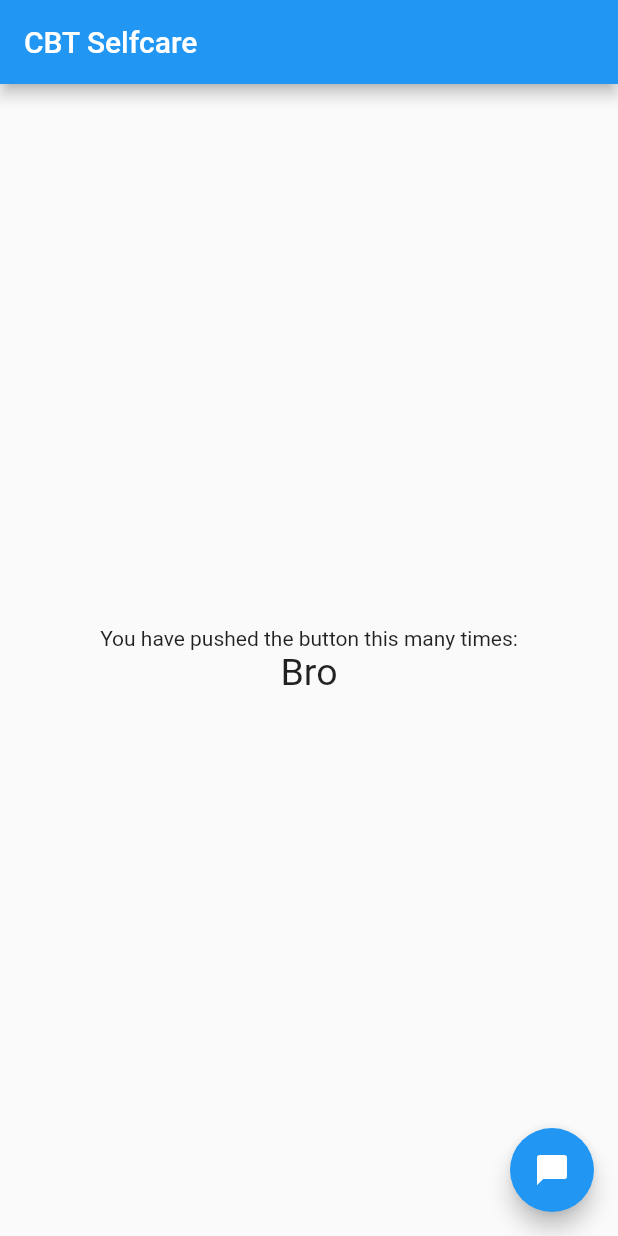
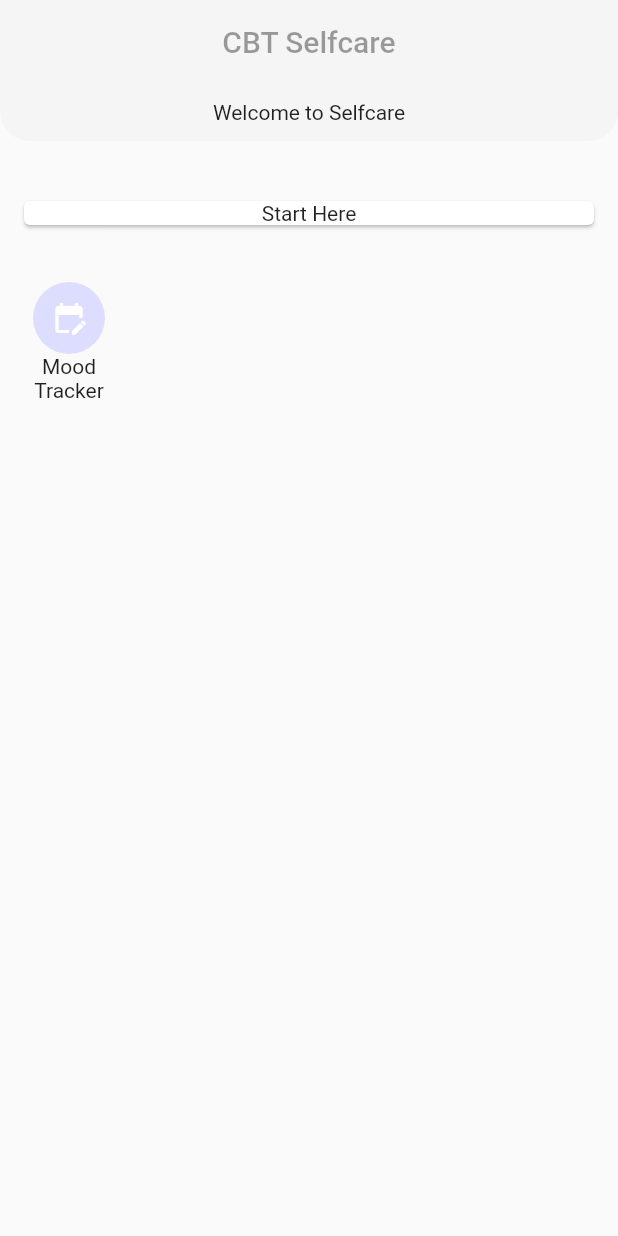
Before and after one commit to Octavius8/CBTSelfcare, a Flutter app: the screen it shows after launch, on a phone screen of 412 x 824 dp. Run offline on Flutter 3.47's test engine with Material 2 defaults, Android fonts, the phone set to English and light mode, and no system bars; our stand-ins replace flutter_chat_types, flutter_chat_ui.

Commit message:
Initial UI Changes

```diff
--- /dev/null
+++ b/lib/config/theme_info.dart
@@ -0,0 +1,7 @@
+import 'package:flutter/material.dart';
+
+class ThemeInfo {
+  static const Color primary_color = Color(0xFFddddff);
+
+  static const double size_card_padding = 12;
+}
--- a/lib/main.dart
+++ b/lib/main.dart
@@ -1,5 +1,6 @@
 import 'package:flutter/material.dart';
 import 'moodtracker.dart';
+import 'config/theme_info.dart';
 
 void main() => runApp(MyApp());
 
@@ -41,48 +42,88 @@ class _MyHomePageState extends State<MyHomePage> {
 
   @override
   Widget build(BuildContext context) {
-    // This method is rerun every time setState is called, for instance as done
-    // by the _incrementCounter method above.
-    //
-    // The Flutter framework has been optimized to make rerunning build methods
-    // fast, so that you can just rebuild anything that needs updating rather
-    // than having to individually change instances of widgets.
     return Scaffold(
       appBar: AppBar(
+        elevation: 0,
+        bottomOpacity: 0.0,
+        backgroundColor: Colors.grey[100],
+        foregroundColor: Colors.black38,
+        centerTitle: true,
         // Here we take the value from the MyHomePage object that was created by
         // the App.build method, and use it to set our appbar title.
         title: Text('CBT Selfcare'),
       ),
-      body: Center(
-        // Center is a layout widget. It takes a single child and positions it
-        // in the middle of the parent.
-        child: Column(
-          // Column is also a layout widget. It takes a list of children and
-          // arranges them vertically. By default, it sizes itself to fit its
-          // children horizontally, and tries to be as tall as its parent.
-          //
-          // Column has various properties to control how it sizes itself and
-          // how it positions its children. Here we use mainAxisAlignment to
-          // center the children vertically; the main axis here is the vertical
-          // axis because Columns are vertical (the cross axis would be
-          // horizontal).
-          mainAxisAlignment: MainAxisAlignment.center,
-          children: <Widget>[
-            Text(
-              'You have pushed the button this many times:',
-            ),
-            Text(
-              'Bro',
-              style: TextStyle(fontSize: 25),
-            ),
-          ],
-        ),
-      ),
-      floatingActionButton: FloatingActionButton(
+      body: Column(children: [
+        Container(
+            padding: EdgeInsets.all(10),
+            decoration: BoxDecoration(
+                color: Colors.grey[100],
+                border: Border.all(
+                  color: Colors.grey[100]!,
+                ),
+                borderRadius: BorderRadius.only(
+                    bottomLeft: Radius.circular(20),
+                    bottomRight: Radius.circular(20))),
+            margin: EdgeInsets.only(bottom: 24),
+            width: MediaQuery.of(context).size.width,
+            child: Center(child: Text("Welcome to Selfcare"))),
+        Column(children: [
+          SizedBox(
+              width: MediaQuery.of(context).size.width,
+              child: Padding(
+                  padding: EdgeInsets.all(ThemeInfo.size_card_padding),
+                  child: Card(
+                      elevation: 1,
+                      clipBehavior: Clip.hardEdge,
+                      child: Center(
+                          child: Text("Start Here",
+                              textAlign: TextAlign.center))))),
+
+          //Toolkit
+          Padding(
+              padding: EdgeInsets.all(ThemeInfo.size_card_padding),
+              child: Row(
+                children: [
+                  ToolkitIcon(
+                      icon: Icons.edit_calendar,
+                      title: "Mood\nTracker",
+                      onTap: _loadMoodTracker)
+                ],
+              ))
+        ])
+      ]),
+      /*floatingActionButton: FloatingActionButton(
         onPressed: _loadMoodTracker,
         tooltip: 'Increment',
         child: Icon(Icons.chat_bubble),
-      ),
+      ),*/
     );
   }
 }
+
+class ToolkitIcon extends StatelessWidget {
+  IconData icon;
+  String title;
+  VoidCallback onTap;
+  ToolkitIcon({required this.icon, required this.title, required this.onTap});
+
+  Widget build(BuildContext context) {
+    return Padding(
+        padding: EdgeInsets.all(10),
+        child: InkWell(
+            child: Column(
+                crossAxisAlignment: CrossAxisAlignment.center,
+                children: [
+                  Container(
+                      clipBehavior: Clip.hardEdge,
+                      decoration: BoxDecoration(
+                          color: ThemeInfo.primary_color,
+                          shape: BoxShape.circle),
+                      child: Padding(
+                          padding: EdgeInsets.all(12),
+                          child: Icon(icon, color: Colors.white))),
+                  Text(this.title, textAlign: TextAlign.center)
+                ]),
+            onTap: this.onTap));
+  }
+}
--- a/lib/moodtracker.dart
+++ b/lib/moodtracker.dart
@@ -95,6 +95,16 @@ class MoodTrackerState extends State<MoodTracker> {
   Widget build(BuildContext context) {
     return Scaffold(
       resizeToAvoidBottomInset: false,
+      appBar: AppBar(
+        elevation: 0,
+        bottomOpacity: 0.0,
+        backgroundColor: Colors.grey[100],
+        foregroundColor: Colors.black38,
+        centerTitle: true,
+        // Here we take the value from the MyHomePage object that was created by
+        // the App.build method, and use it to set our appbar title.
+        title: Text('CBT Selfcare'),
+      ),
       body: Chat(
         messages: _messages,
         /*onAttachmentPressed: _handleAttachmentPressed,
--- a/pubspec.yaml
+++ b/pubspec.yaml
@@ -19,7 +19,7 @@ environment:
 dependencies:
   flutter:
     sdk: flutter
-  flutter_chat_ui: ^1.5.8
+  flutter_chat_ui: ^1.4.0
   mime: ^1.0.3
   path_provider: ^2.0.13
   uuid: ^3.0.7
```
Also changed, not shown: 1 other file.
